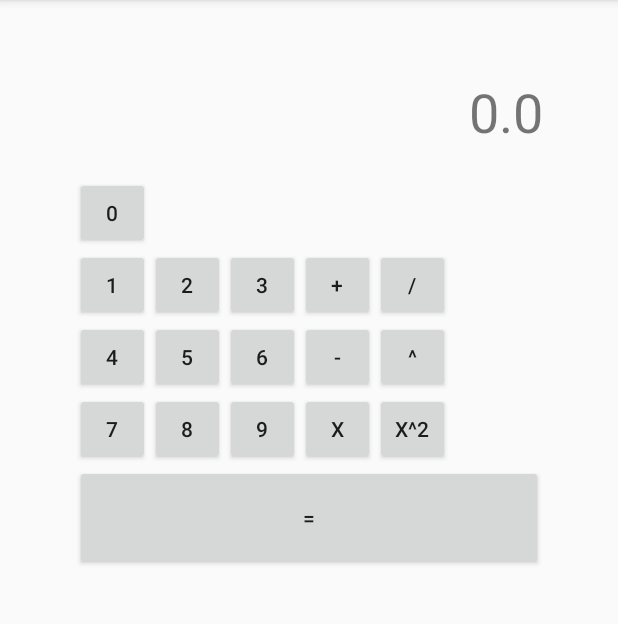
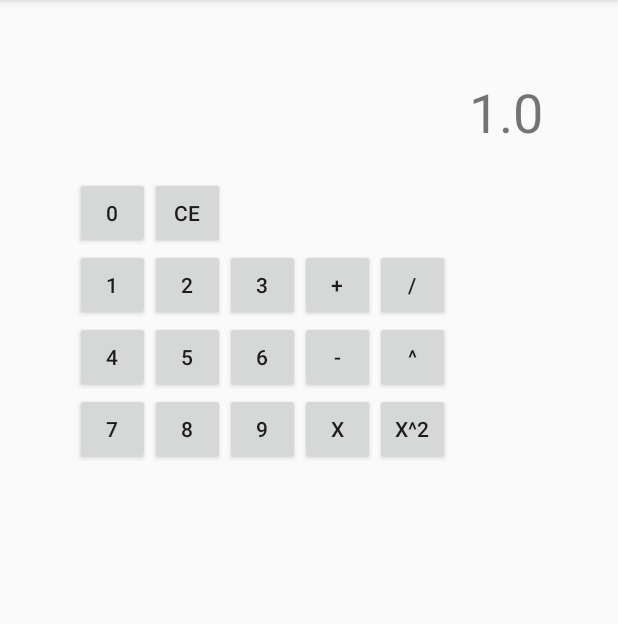
Before and after one commit to slopezvvv/calculadora, an Android app: the screen it shows after launch (ActivityCalculadora), after a tap on an icon or button, on a phone screen of 412 x 824 dp, the part 84-708 px from its top. Run offline under Robolectric (Android 15) with nearby library versions, the phone set to English and light mode, and no system bars; 2 other taps on this screen came first.

Commit message:
FIX: Calculadora funcional.

```diff
--- a/app/src/main/java/cl/tuserver/calculadora/ActivityCalculadora.java
+++ b/app/src/main/java/cl/tuserver/calculadora/ActivityCalculadora.java
@@ -8,19 +8,34 @@ import android.widget.TextView;
 import android.widget.Toast;
 
 import java.util.HashMap;
-import java.util.StringTokenizer;
 
 
 public class ActivityCalculadora extends AppCompatActivity {
+    // Vista del resultado
     private TextView tvResultado;
+
+    // Input de numeros recibidos
     private TextView tvInput;
-    private Button btnRealizarOperacion;
-    private Button btnSuma, btnResta, btnMulti, btnDivi, btnPow, btnPowPorDos;
 
+    // botones de control
+    private Button btnLimpiar;
+
+    // Operaciones aritmeticas botones
+    private Button btnSuma, btnResta, btnMulti,
+                   btnDivi, btnPow, btnPowPorDos;
+
+    // Numpad botones
+    private Button btnUno, btnDos, btnTres, btnCuatro, btnCinco,
+                   btnSeis, btnSiete, btnOcho, btnNueve, btnCero;
+
+    // Historial de operaciones
     private static final HashMap<Integer, Double> historial = new HashMap<>();
-    OperadoresAritmeticos ultimaOperacion = null;
-    double ultimoResultado = .0;
-    boolean isClick = false;
+
+    // Ultima operacion realizada
+    //private OperadoresAritmeticos ultimaOperacion = OperadoresAritmeticos.NONE;
+
+    // Ultimo resultado obtenido
+    private double ultimoResultado = .0;
 
     @Override
     protected void onCreate(Bundle savedInstanceState) {
@@ -28,69 +43,116 @@ public class ActivityCalculadora extends AppCompatActivity {
         setContentView(R.layout.activity_calculadora);
         tvResultado = findViewById(R.id.tvResultado);
         tvInput = findViewById(R.id.tvInput);
+
+        // operaciones aritmeticas, obtencion por ID
         btnSuma = findViewById(R.id.btnAdicionar);
         btnResta = findViewById(R.id.btnSustraer);
         btnMulti = findViewById(R.id.btnMultiplicar);
         btnDivi = findViewById(R.id.btnDividir);
         btnPow = findViewById(R.id.btnPotencia);
         btnPowPorDos = findViewById(R.id.btnPotenciaPorDos);
-        btnRealizarOperacion = findViewById(R.id.btnRealizarOperacion);
-        btnRealizarOperacion.setOnClickListener(v -> accionBotonAritmetica(ultimaOperacion));
 
+        // numpad, obtencion por ID
+        btnUno = findViewById(R.id.btnUno);
+        btnDos = findViewById(R.id.btnDos);
+        btnTres = findViewById(R.id.btnTres);
+        btnCuatro = findViewById(R.id.btnCuatro);
+        btnCinco = findViewById(R.id.btnCinco);
+        btnSeis = findViewById(R.id.btnSeis);
+        btnSiete = findViewById(R.id.btnSiete);
+        btnOcho = findViewById(R.id.btnOcho);
+        btnNueve = findViewById(R.id.btnNueve);
+        btnCero = findViewById(R.id.btnCero);
+
+        btnLimpiar = findViewById(R.id.btnLimpiar);
+        btnLimpiar.setOnClickListener(v -> {
+            if(tvInput.getText().toString().length() <= 1)
+                tvInput.setText("0");
+            else
+                tvInput.setText(tvInput.getText().toString().substring(0, tvInput.getText().toString().length()-1));
+        });
+        aritmeticaListeners();
+        numpadListeners();
+    }
+
+    private void aritmeticaListeners(){
         btnSuma.setOnClickListener(v ->
-            accionBotonAritmetica(OperadoresAritmeticos.SUMA)
+            doOperacion(OperadoresAritmeticos.SUMA)
         );
         btnResta.setOnClickListener(v ->
-            accionBotonAritmetica(OperadoresAritmeticos.RESTA)
+            doOperacion(OperadoresAritmeticos.RESTA)
         );
         btnMulti.setOnClickListener(v ->
-            accionBotonAritmetica(OperadoresAritmeticos.MULTI)
+            doOperacion(OperadoresAritmeticos.MULTI)
         );
         btnDivi.setOnClickListener(v ->
-            accionBotonAritmetica(OperadoresAritmeticos.DIVI)
+            doOperacion(OperadoresAritmeticos.DIVI)
         );
         btnPow.setOnClickListener(v ->
-            accionBotonAritmetica(OperadoresAritmeticos.POW)
+            doOperacion(OperadoresAritmeticos.POW)
         );
         btnPowPorDos.setOnClickListener(v ->
-            accionBotonAritmetica(OperadoresAritmeticos.POW_2)
+            doOperacion(OperadoresAritmeticos.POW_2)
         );
     }
 
-    private void accionBotonAritmetica(OperadoresAritmeticos op){
-        if(!isClick) {
-            tvInput.setText(tvInput.getText().toString() + op.toString());
-            //tvInput.setSelection(tvInput.getText().length());
-            ultimaOperacion = op;
-        }
-        else {
-            doOperacion(tvInput.getText().toString());
-        }
-        isClick = !isClick;
+    private void numpadListeners(){
+        btnUno.setOnClickListener(v ->
+            sacarCeroYPonerDigito("1")
+        );
+        btnDos.setOnClickListener(v ->
+            sacarCeroYPonerDigito("2")
+        );
+        btnTres.setOnClickListener(v ->
+            sacarCeroYPonerDigito("3")
+        );
+        btnCuatro.setOnClickListener(v ->
+            sacarCeroYPonerDigito("4")
+        );
+        btnCinco.setOnClickListener(v ->
+            sacarCeroYPonerDigito("5")
+        );
+        btnSeis.setOnClickListener(v ->
+            sacarCeroYPonerDigito("6")
+        );
+        btnSiete.setOnClickListener(v ->
+            sacarCeroYPonerDigito("7")
+        );
+        btnOcho.setOnClickListener(v ->
+            sacarCeroYPonerDigito("8")
+        );
+        btnNueve.setOnClickListener(v ->
+            sacarCeroYPonerDigito("9")
+        );
+        btnCero.setOnClickListener(v ->
+            sacarCeroYPonerDigito("0")
+        );
     }
 
-    private void doToast(String msg){
-        Toast.makeText(this, msg, Toast.LENGTH_SHORT).show();
+    private void sacarCeroYPonerDigito(String num){
+        if(tvInput.getText().toString().length() == 1 && tvInput.getText().toString().charAt(0) == '0')
+            tvInput.setText("");
+        tvInput.setText(tvInput.getText().toString().concat(num));
     }
 
-    private void doOperacion(String input){
+    private void doOperacion(OperadoresAritmeticos op){
         try {
             double resultado = .0;
+            double[] valores = new double[2];
+
+            valores[0] = ultimoResultado;
+            valores[1] = Double.parseDouble(
+                tvInput.getText().toString().isEmpty() ?
+                String.valueOf(0) : tvInput.getText().toString()
+            );
+            String input = valores[0]+op.toString()+valores[1];
+
             if(historial.containsKey(input.hashCode())){
                 tvResultado.setText(String.valueOf(historial.get(input.hashCode())));
                 return;
             }
             InterfaceAritmetica aritmetica = new Aritmetica();
-            StringTokenizer filtrarVariables = new StringTokenizer(input, ultimaOperacion.toString());
-            double[] valores = new double[2];
-            if(ultimoResultado == .0) {
-                int i = 0;
-                while (filtrarVariables.hasMoreTokens()) {
-                    valores[i] = Double.parseDouble(filtrarVariables.nextToken());
-                    i++;
-                }
-            }
-            switch (ultimaOperacion){
+            switch (op){
                 case SUMA:
                     resultado = aritmetica.adicion(valores[0], valores[1]);
                     break;
@@ -119,4 +181,8 @@ public class ActivityCalculadora extends AppCompatActivity {
         }
         tvInput.setText("");
     }
+
+    private void doToast(String msg){
+        Toast.makeText(this, msg, Toast.LENGTH_SHORT).show();
+    }
 }
--- a/app/src/main/java/cl/tuserver/calculadora/OperadoresAritmeticos.java
+++ b/app/src/main/java/cl/tuserver/calculadora/OperadoresAritmeticos.java
@@ -1,7 +1,9 @@
 package cl.tuserver.calculadora;
 
 public enum OperadoresAritmeticos {
-    SUMA("+"), RESTA("-"), MULTI("*"), DIVI("/"), POW("^"), POW_2("^2");
+    SUMA("+"), RESTA("-"), MULTI("*"),
+    DIVI("/"), POW("^"), POW_2("^2"),
+    NONE(new String());
 
     private final String simbolo;
     OperadoresAritmeticos(String simbolo){
--- a/app/src/main/res/layout/activity_calculadora.xml
+++ b/app/src/main/res/layout/activity_calculadora.xml
@@ -24,14 +24,20 @@
 
     <LinearLayout
         android:layout_width="wrap_content"
-        android:layout_height="wrap_content"
-        android:orientation="vertical">
+        android:layout_height="wrap_content">
 
         <Button
             android:id="@+id/btnCero"
             android:layout_width="50dp"
             android:layout_height="wrap_content"
             android:text="@string/btnCero" />
+
+        <Button
+            android:id="@+id/btnLimpiar"
+            android:layout_width="50dp"
+            android:layout_height="wrap_content"
+            android:text="@string/btnLimpiar" />
+
     </LinearLayout>
 
     <LinearLayout
@@ -165,10 +171,4 @@
 
     </LinearLayout>
 
-    <Button
-        android:id="@+id/btnRealizarOperacion"
-        android:layout_width="match_parent"
-        android:layout_height="70dp"
-        android:text="@string/btnRealizarOperacion" />
-
 </LinearLayout>
--- a/app/src/main/res/values/strings.xml
+++ b/app/src/main/res/values/strings.xml
@@ -7,7 +7,7 @@
     <string name="btnPotencia">^</string>
     <string name="btnPotenciaPorDos">x^2</string>
     <string name="msgHuboUnProblema">La operacion no es valida</string>
-    <string name="btnRealizarOperacion">=</string>
+    <string name="btnLimpiar">CE</string>
     <string name="btnUno">1</string>
     <string name="btnDos">2</string>
     <string name="btnTres">3</string>
```
